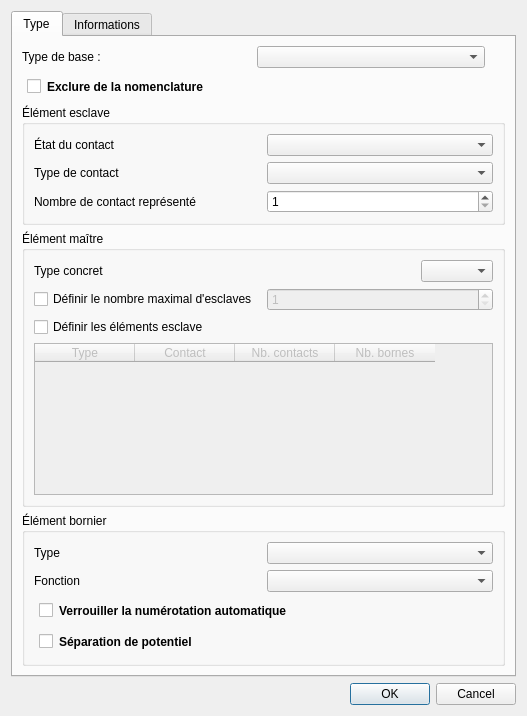
This is sources/editor/ui/elementpropertieseditorwidget.ui in itaueira/qelectrotech-source as Qt 5 draws it before an edit. The edited form follows.
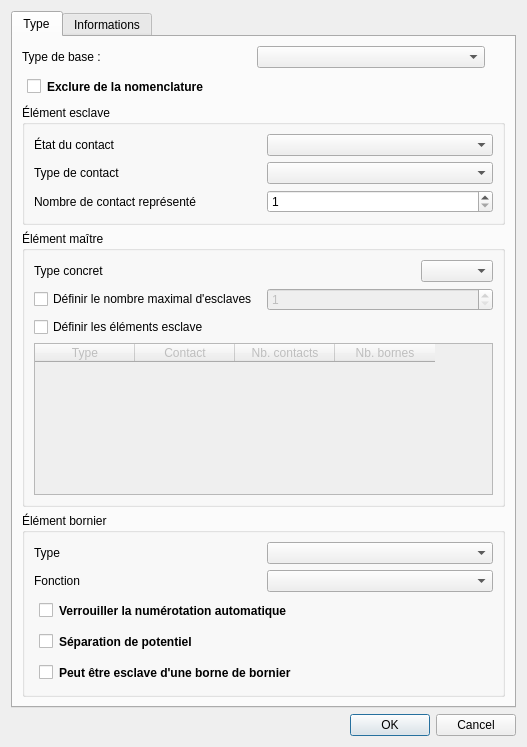
This is the edited form.

Commit message: T43 passos 2 a 4: o borne da régua vira mestre do borne do esquema

What changed in the file:
```diff
--- a/sources/editor/ui/elementpropertieseditorwidget.ui
+++ b/sources/editor/ui/elementpropertieseditorwidget.ui
@@ -259,6 +259,19 @@
             </property>
            </widget>
           </item>
+          <item row="4" column="0" colspan="2">
+           <widget class="QCheckBox" name="m_strip_slave_cb">
+            <property name="styleSheet">
+             <string>margin: 5px; font-weight: bold;</string>
+            </property>
+            <property name="toolTip">
+             <string>La borne reste une borne : elle garde sa place dans son bornier et transmet le potentiel. Elle peut en plus être liée à la borne qui la représente sur le folio du bornier.</string>
+            </property>
+            <property name="text">
+             <string>Peut être esclave d'une borne de bornier</string>
+            </property>
+           </widget>
+          </item>
          </layout>
         </widget>
        </item>
```
The commit also changes 19 other files.
